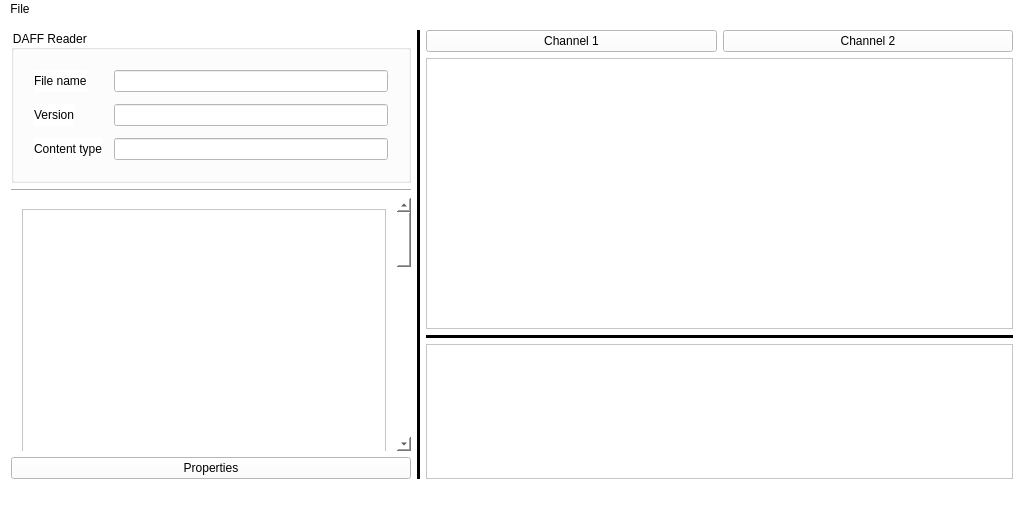
svn2github/opendaff, file apps/viewer/ui/mainwindowdaffviewer.ui: the form before one commit.
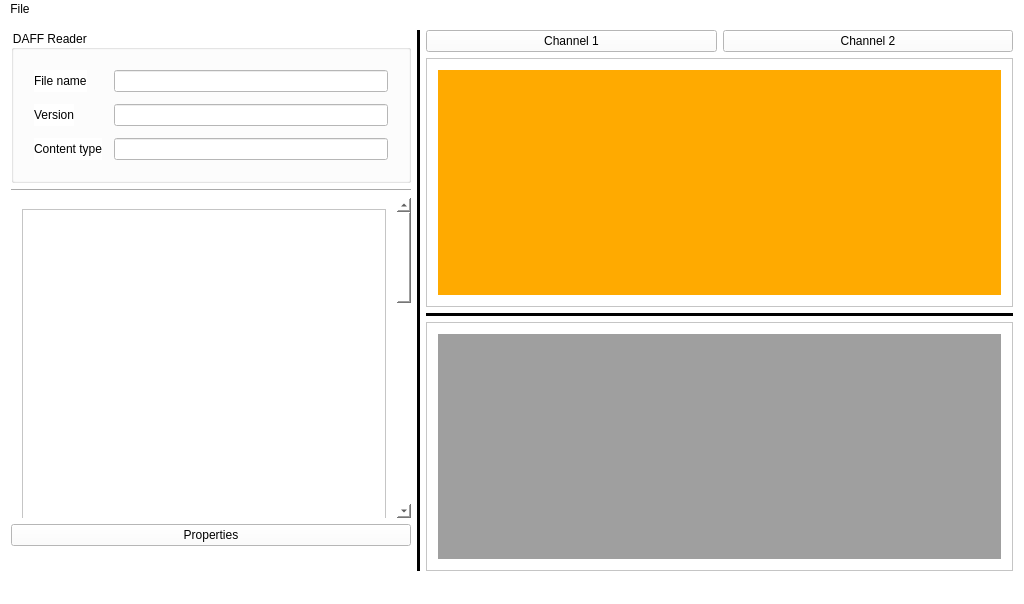
The form after the commit. Custom widgets are drawn as their Qt base class.

Commit message: add: Qt DAFF VTK widget for DAFFViewer upd: DAFFViewer GUI arrangement upd: qttest compile clean (outcommented function definitions that were unused)

The edit to the form file:
```diff
--- a/apps/viewer/ui/mainwindowdaffviewer.ui
+++ b/apps/viewer/ui/mainwindowdaffviewer.ui
@@ -150,7 +150,7 @@
             <rect>
              <x>0</x>
              <y>0</y>
-             <width>386</width>
+             <width>383</width>
              <height>1018</height>
             </rect>
            </property>
@@ -208,9 +208,9 @@
        </widget>
       </item>
       <item>
-       <layout class="QVBoxLayout" name="DAFFVisualization" stretch="0,2,0,1">
+       <layout class="QVBoxLayout" name="DAFFVisualization" stretch="0,1,0,1">
         <item>
-         <layout class="QHBoxLayout" name="horizontalLayout_3">
+         <layout class="QHBoxLayout" name="horizontalLayout_ChannelSwitcher">
           <item>
            <widget class="QPushButton" name="pushButton_3">
             <property name="text">
@@ -228,13 +228,28 @@
          </layout>
         </item>
         <item>
-         <widget class="QDAFFVTKFrame" name="frame">
+         <widget class="QFrame" name="frame">
           <property name="frameShape">
            <enum>QFrame::StyledPanel</enum>
           </property>
           <property name="frameShadow">
            <enum>QFrame::Raised</enum>
           </property>
+          <layout class="QGridLayout" name="gridLayout_2" columnstretch="1">
+           <item row="0" column="0">
+            <widget class="QDAFFVTKWidget" name="widget" native="true">
+             <property name="minimumSize">
+              <size>
+               <width>400</width>
+               <height>225</height>
+              </size>
+             </property>
+             <property name="styleSheet">
+              <string notr="true">background-color: rgb(255, 170, 0);</string>
+             </property>
+            </widget>
+           </item>
+          </layout>
          </widget>
         </item>
         <item>
@@ -258,6 +273,18 @@
           <property name="frameShadow">
            <enum>QFrame::Raised</enum>
           </property>
+          <layout class="QGridLayout" name="gridLayout">
+           <item row="0" column="0">
+            <widget class="QMdiArea" name="mdiArea">
+             <property name="minimumSize">
+              <size>
+               <width>0</width>
+               <height>225</height>
+              </size>
+             </property>
+            </widget>
+           </item>
+          </layout>
          </widget>
         </item>
        </layout>
@@ -316,9 +343,9 @@
    <header>daffmetadatatableview.h</header>
   </customwidget>
   <customwidget>
-   <class>QDAFFVTKFrame</class>
-   <extends>QFrame</extends>
-   <header>qdaffvtkframe.h</header>
+   <class>QDAFFVTKWidget</class>
+   <extends>QWidget</extends>
+   <header>qdaffvtkwidget.h</header>
    <container>1</container>
   </customwidget>
  </customwidgets>
```
The commit also changes 6 other files.
